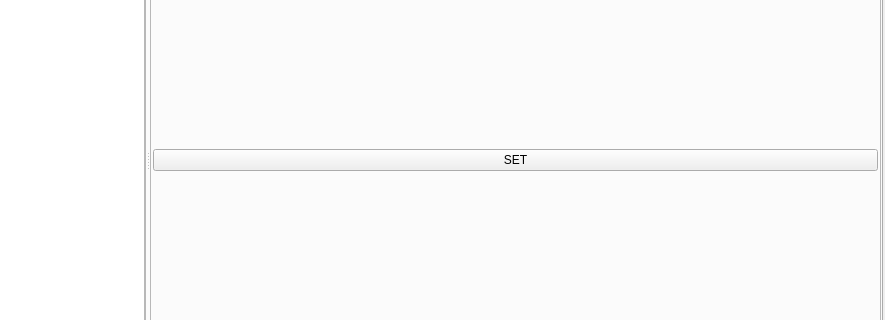
Above: resources/ui/main_window.ui from afri-bit/conan-guide before the change; both pictures show x 182 to 1067 and y 253 to 573 of the 1067 by 800 pixel window. Below: the same form after it.
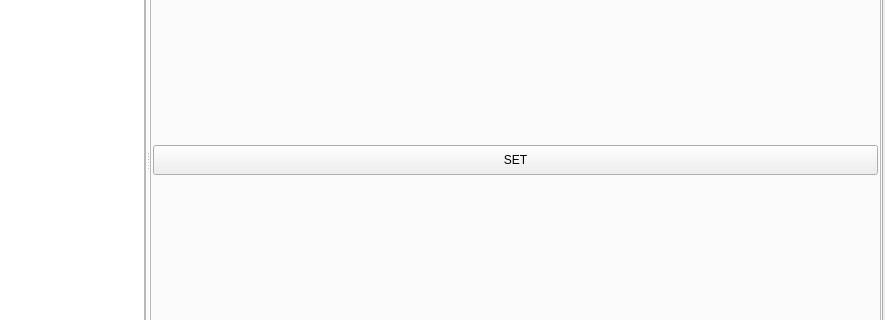
That is the form after the change. The open tabs and pages were chosen to show the change. Icons and pictures are not drawn.

The edit to the form file:
```diff
--- a/resources/ui/main_window.ui
+++ b/resources/ui/main_window.ui
@@ -1551,6 +1551,12 @@
             </property>
             <item>
              <widget class="QPushButton" name="pushButton">
+              <property name="minimumSize">
+               <size>
+                <width>0</width>
+                <height>30</height>
+               </size>
+              </property>
               <property name="text">
                <string>SET</string>
               </property>
```
Left out of the diff: 88 changed lines with no effect on the pictures.
